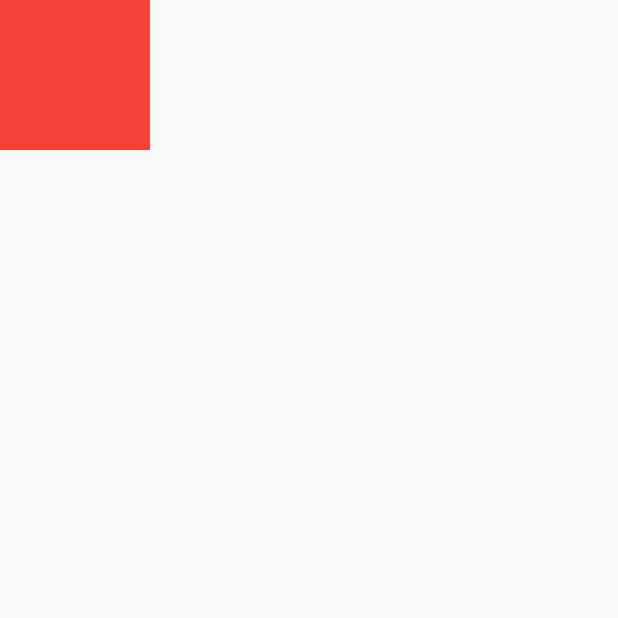
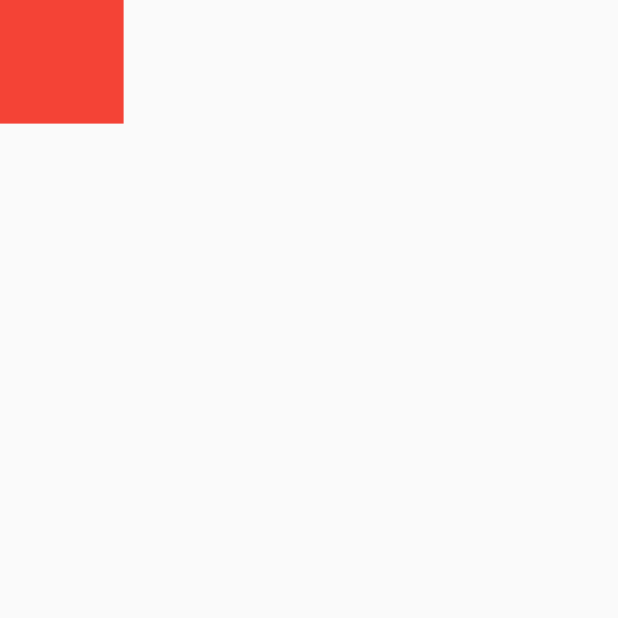
Before and after one commit to mohammadkarbalaee/dragme, a Flutter app: the screen it shows after launch, on a phone screen of 412 x 824 dp, the top half of it. Run offline on Flutter 3.47's test engine with Material 2 defaults, Android fonts, the phone set to English and light mode, and no system bars.

Commit message:
box overflow problems are fixed

```diff
--- a/lib/main.dart
+++ b/lib/main.dart
@@ -14,7 +14,8 @@ void main() {
  * TODO: create a blank project ✅
  * TODO: push the project to github ✅
  * TODO: make an square in the middle of the screen ✅
- * TODO: make the square draggable
+ * TODO: make the square draggable ✅
+ * TODO: make the square bouncing
  * TODO: make the square contain image
  * TODO: get the image from and api from the internet
  * TODO: make the image changeable on tap
--- a/lib/widgets/drag_me_app.dart
+++ b/lib/widgets/drag_me_app.dart
@@ -8,39 +8,45 @@ class DragMeApp extends StatelessWidget {
   @override
   Widget build(BuildContext context) {
     return Scaffold(
-      body: MyWidget()
+      body: DraggableSquare()
     );
   }
 }
 
 
-class MyWidget extends StatefulWidget {
-
+class DraggableSquare extends StatefulWidget {
+  DraggableSquare({super.key});
   @override
-  State createState() => _MyWidgetState();
+  State createState() => _DraggableSquareState();
 }
 
-class _MyWidgetState extends State<MyWidget> {
-
+class _DraggableSquareState extends State<DraggableSquare> {
   double _left = 0;
   double _top = 0;
 
   @override
   Widget build(BuildContext context) {
+    double squareSize = MediaQuery.of(context).size.width / 5;
+    double validTopValue = MediaQuery.of(context).size.height - squareSize;
+    double validLeftValue = MediaQuery.of(context).size.width - squareSize;
+
     return Stack(
       children: <Widget>[
         Positioned(
           left: _left,
           top: _top,
           child: GestureDetector(
-              onTap: () => print('I was tapped!'),
-              onPanUpdate: (details) => setState(() {
-                _top = max(0, _top + details.delta.dy);
-                _left = max(0, _left + details.delta.dx);
-              }),
+              onPanUpdate: (details) {
+                double newTop = min(max(0, _top + details.delta.dy), validTopValue);
+                double newLeft = min(max(0, _left + details.delta.dx), validLeftValue);
+                setState(() {
+                  _top = newTop;
+                  _left =newLeft;
+                });
+              },
               child: Container(
-                height: 100,
-                width: 100,
+                height: squareSize,
+                width: squareSize,
                 color: Colors.red,
               )
           ),
```
